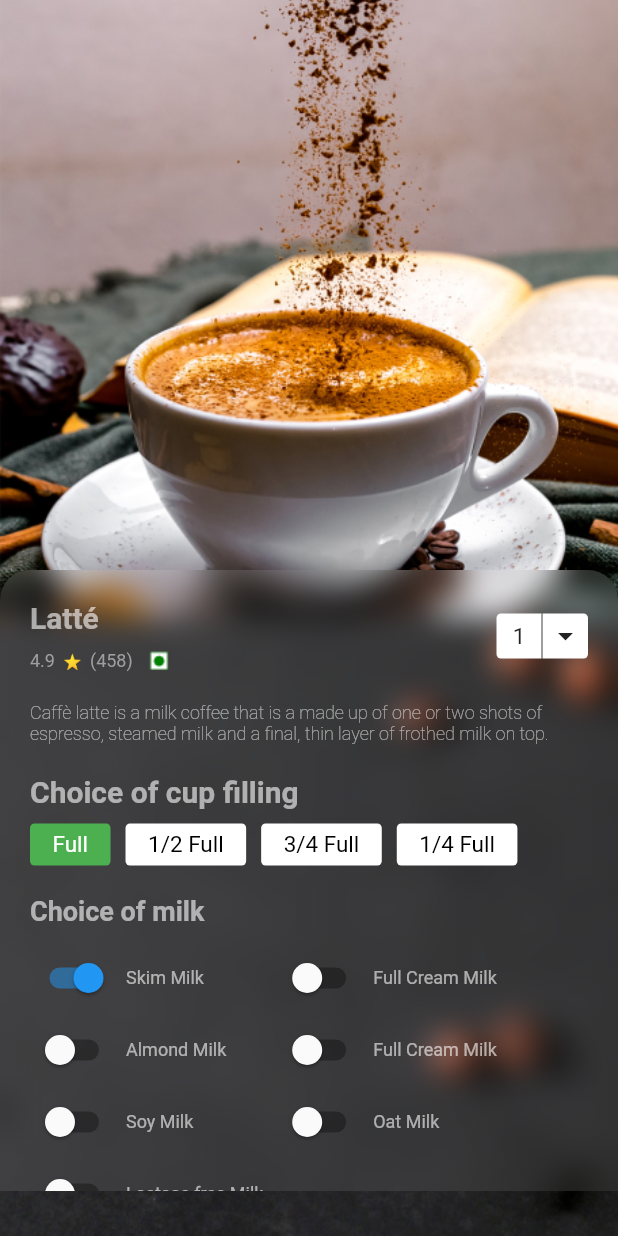
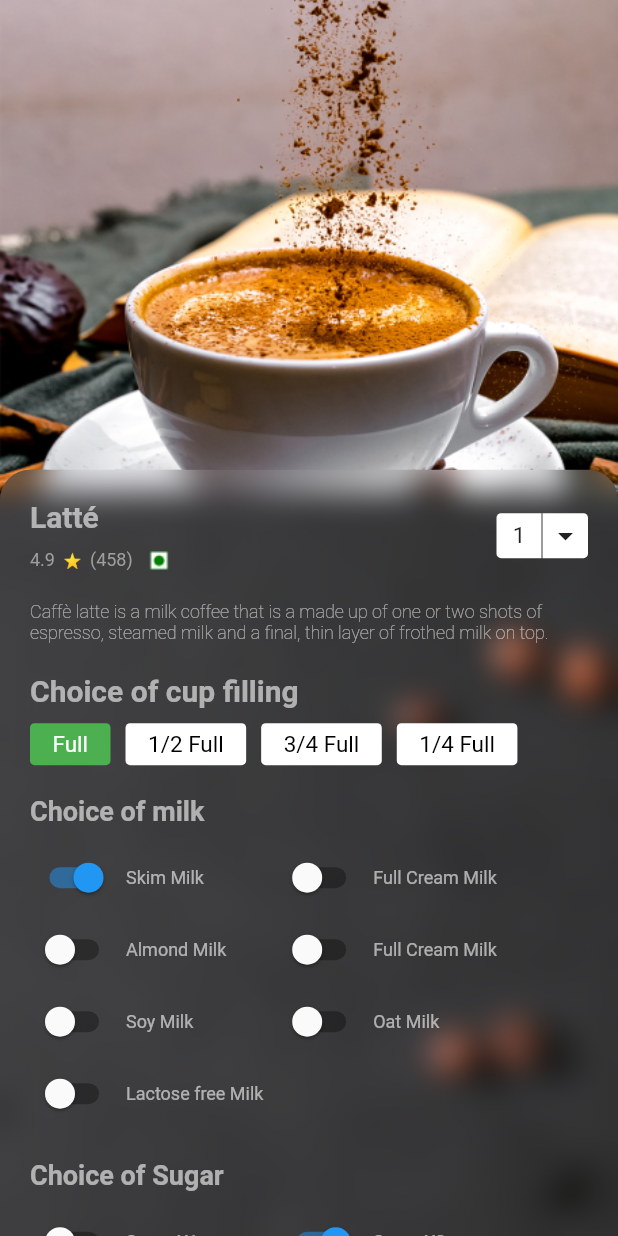
Before and after one commit to Ri-2020/Coffee-Shop-App-UI, a Flutter app: the HomePage screen opened directly, after a tap on "Hot Cappuccino", on a phone screen of 412 x 824 dp. Run offline on Flutter 3.47's test engine with Material 2 defaults, Android fonts, the phone set to English and light mode, and no system bars; our stand-ins replace get, glass.

Commit message:
working as expected in web and apk both

```diff
--- a/lib/home_page.dart
+++ b/lib/home_page.dart
@@ -164,7 +164,7 @@ class _HomePageState extends State<HomePage> {
                           return const PopularBeverages(
                               image: "assets/images/coffee1.png");
                         },
-                        itemCount: 3,
+                        itemCount: 10,
                       ),
                     ),
                     SizedBox(
@@ -208,7 +208,9 @@ class _HomePageState extends State<HomePage> {
           Positioned(
             bottom: 20,
             width: width,
+            child: Center(
               child: Container(
+                width: width < 500 ? width : 450,
                 color: Colors.transparent,
                 padding: EdgeInsets.symmetric(horizontal: 20, vertical: 10),
                 child: Container(
@@ -247,6 +249,7 @@ class _HomePageState extends State<HomePage> {
                 ),
               ),
             ),
+          ),
         ],
       ),
     );
--- a/lib/itemDetails.dart
+++ b/lib/itemDetails.dart
@@ -10,10 +10,11 @@ class ItemDetails extends StatelessWidget {
   @override
   Widget build(BuildContext context) {
     double width = MediaQuery.of(context).size.width;
-    double height = MediaQuery.of(context).size.width;
+    double height = MediaQuery.of(context).size.height;
     return Scaffold(
         body: Container(
-      padding: const EdgeInsets.only(bottom: 30),
+      // padding: const EdgeInsets.only(bottom: 30),
+      // height: height,
       decoration: const BoxDecoration(
         image: DecorationImage(
           image: AssetImage("assets/images/backimage.png"),
@@ -24,16 +25,17 @@ class ItemDetails extends StatelessWidget {
         child: Stack(
           children: [
             SizedBox(
-              height: Get.height + 300,
+              height: width < 400 ? height + 500 : height + 300,
+              // height: double.minPositive,
             ),
             Image.asset(
               "assets/images/cup.png",
-              height: height,
+              height: height * 0.4,
               width: width,
               fit: BoxFit.cover,
             ),
             Positioned(
-              top: 380,
+              top: height * 0.38,
               child: Container(
                 width: width - 40,
                 margin: const EdgeInsets.all(20),
@@ -167,23 +169,27 @@ class ItemDetails extends StatelessWidget {
                       height: 10,
                     ),
                     Row(
-                      children: const [
+                      children: [
                         Choice(
                           title: "Full",
                           isSelected: true,
+                          width: width,
                         ),
                         Choice(
                           title: "1/2 Full",
+                          width: width,
                         ),
                         Choice(
                           title: "3/4 Full",
+                          width: width,
                         ),
                         Choice(
                           title: "1/4 Full",
+                          width: width,
                         ),
                       ],
                     ),
-                    SizedBox(
+                    const SizedBox(
                       height: 20,
                     ),
                     const Text(
@@ -197,45 +203,52 @@ class ItemDetails extends StatelessWidget {
                     const SizedBox(
                       height: 10,
                     ),
-                    Row(
+                    Wrap(
                       children: [
                         Option(
                           milk: "Skim Milk",
                           isSelected: true,
+                          screenWidth: width,
                         ),
                         Option(
                           milk: "Full Cream Milk",
+                          screenWidth: width,
                         ),
                       ],
                     ),
-                    Row(
+                    Wrap(
                       children: [
                         Option(
                           milk: "Almond Milk",
+                          screenWidth: width,
                         ),
                         Option(
                           milk: "Full Cream Milk",
+                          screenWidth: width,
                         ),
                       ],
                     ),
-                    Row(
+                    Wrap(
                       children: [
                         Option(
                           milk: "Soy Milk",
+                          screenWidth: width,
                         ),
                         Option(
                           milk: "Oat Milk",
+                          screenWidth: width,
                         ),
                       ],
                     ),
-                    Row(
+                    Wrap(
                       children: [
                         Option(
                           milk: "Lactose free Milk",
+                          screenWidth: width,
                         ),
                       ],
                     ),
-                    SizedBox(
+                    const SizedBox(
                       height: 20,
                     ),
                     const Text(
@@ -249,35 +262,39 @@ class ItemDetails extends StatelessWidget {
                     const SizedBox(
                       height: 10,
                     ),
-                    Row(
+                    Wrap(
                       children: [
                         Option(
                           milk: "Sugar X1",
+                          screenWidth: width,
                         ),
                         Option(
                           milk: "Sugar X2",
                           isSelected: true,
+                          screenWidth: width,
                         ),
                       ],
                     ),
-                    Row(
+                    Wrap(
                       children: [
                         Option(
                           milk: "1/2 Sugar",
+                          screenWidth: width,
                         ),
                         Option(
                           milk: "No Sugar",
+                          screenWidth: width,
                         ),
                       ],
                     ),
-                    SizedBox(
+                    const SizedBox(
                       height: 20,
                     ),
                     Container(
                       height: 80,
                       width: double.infinity,
-                      margin:
-                          EdgeInsets.symmetric(horizontal: 10, vertical: 10),
+                      margin: EdgeInsets.symmetric(
+                          horizontal: width < 400 ? 5 : 10, vertical: 10),
                       decoration: BoxDecoration(
                           borderRadius: BorderRadius.circular(20),
                           color: Colors.black12,
@@ -305,10 +322,10 @@ class ItemDetails extends StatelessWidget {
                               SizedBox(
                                 width: 10,
                               ),
-                              const Text(
+                              Text(
                                 "High Priority ",
                                 style: TextStyle(
-                                  fontSize: 18,
+                                  fontSize: width < 400 ? 10 : 18,
                                   color: Colors.white,
                                   fontWeight: FontWeight.w200,
                                 ),
@@ -324,7 +341,7 @@ class ItemDetails extends StatelessWidget {
                             ],
                           ),
                           Container(
-                            width: 100,
+                            width: width < 400 ? 70 : 100,
                             padding: EdgeInsets.symmetric(vertical: 10),
                             decoration: BoxDecoration(
                                 color: Colors.green,
@@ -332,6 +349,9 @@ class ItemDetails extends StatelessWidget {
                             child: Text(
                               "Submit",
                               textAlign: TextAlign.center,
+                              style: TextStyle(
+                                fontSize: width < 400 ? 10 : null,
+                              ),
                             ),
                           )
                         ],
@@ -356,12 +376,18 @@ class ItemDetails extends StatelessWidget {
 class Choice extends StatelessWidget {
   final String title;
   final bool isSelected;
-  const Choice({super.key, required this.title, this.isSelected = false});
+  final double width;
+  const Choice(
+      {super.key,
+      required this.title,
+      this.isSelected = false,
+      required this.width});
 
   @override
   Widget build(BuildContext context) {
     return Container(
-      padding: const EdgeInsets.symmetric(horizontal: 15, vertical: 5),
+      padding:
+          EdgeInsets.symmetric(horizontal: width < 350 ? 5 : 15, vertical: 5),
       margin: const EdgeInsets.only(right: 10),
       decoration: BoxDecoration(
         color: isSelected ? Colors.green : Colors.white,
@@ -371,7 +397,11 @@ class Choice extends StatelessWidget {
         child: Text(
           title,
           style: TextStyle(
-            fontSize: 15,
+            fontSize: width < 400
+                ? width < 350
+                    ? 10
+                    : 12
+                : 15,
             color: isSelected ? Colors.white : Colors.black,
           ),
         ),
@@ -383,12 +413,17 @@ class Choice extends StatelessWidget {
 class Option extends StatelessWidget {
   final String milk;
   final bool isSelected;
-  const Option({super.key, required this.milk, this.isSelected = false});
+  final double screenWidth;
+  const Option(
+      {super.key,
+      required this.milk,
+      this.isSelected = false,
+      required this.screenWidth});
 
   @override
   Widget build(BuildContext context) {
     return Container(
-      width: Get.width * 0.40,
+      width: screenWidth < 400 ? null : Get.width * 0.40,
       child: Row(
         children: [
           Switch(value: isSelected, onChanged: (val) {}),
--- a/lib/login_page.dart
+++ b/lib/login_page.dart
@@ -22,7 +22,7 @@ class LoginPage extends StatelessWidget {
         ),
         child: Center(
           child: Container(
-            width: width * 0.8,
+            width: width < 500 ? width * 0.8 : 420,
             height: height * 0.8,
             decoration: BoxDecoration(
               border: Border.all(
@@ -82,8 +82,7 @@ class LoginPage extends StatelessWidget {
                     style: TextStyle(color: Colors.white),
                     decoration: InputDecoration(
                       enabledBorder: UnderlineInputBorder(
-                        borderSide:
-                            BorderSide(color: Color.fromARGB(255, 22, 10, 10)),
+                        borderSide: BorderSide(color: Colors.grey),
                       ),
                       hintText: "User Name",
                       hintStyle: TextStyle(
@@ -142,16 +141,17 @@ class LoginPage extends StatelessWidget {
                     ),
                   ),
                 ),
+                SizedBox(
+                  height: 10,
+                ),
                 TextButton(
-                  onPressed: () {},
+                  onPressed: () {
+                    Get.to(const HomePage());
+                  },
                   child: Container(
                     padding: EdgeInsets.all(10),
                     width: 200,
                     decoration: BoxDecoration(
-                        // gradient: const LinearGradient(colors: [
-                        //   Color.fromARGB(255, 77, 27, 42),
-                        //   Color.fromARGB(255, 167, 116, 90),
-                        // ]),
                         border: Border.all(
                           width: 1,
                           color: Colors.white,
--- a/lib/main.dart
+++ b/lib/main.dart
@@ -11,7 +11,6 @@ void main() {
 class MyApp extends StatelessWidget {
   const MyApp({super.key});
 
-  // This widget is the root of your application.
   @override
   Widget build(BuildContext context) {
     return GetMaterialApp(
```
Lines whose indentation alone changed are shown as unchanged.
